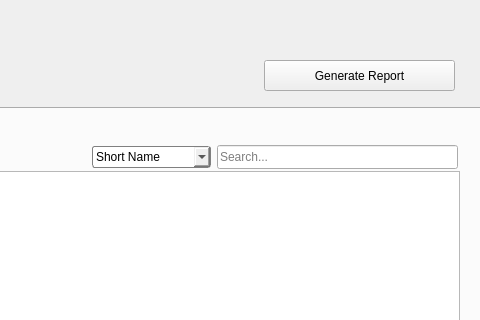
Old version of the form src/ui/windows/librarywindow.ui in the repository BRL-CAD/cadventory; both pictures show x 396 to 876 and y 0 to 320 of the 876 by 600 pixel window.
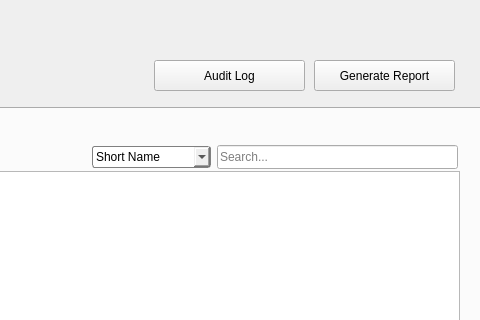
New version of the form. Icons and pictures are not drawn.

Commit message: add a way to view the audit log in the app, and a means to backup the library's .cadventory folder

```diff
--- a/src/ui/windows/librarywindow.ui
+++ b/src/ui/windows/librarywindow.ui
@@ -409,9 +409,9 @@
   <widget class="QPushButton" name="generateReportButton">
    <property name="geometry">
     <rect>
-     <x>660</x>
+     <x>710</x>
      <y>60</y>
-     <width>191</width>
+     <width>141</width>
      <height>31</height>
     </rect>
    </property>
@@ -419,6 +419,19 @@
     <string>Generate Report</string>
    </property>
   </widget>
+  <widget class="QPushButton" name="auditLogButton">
+   <property name="geometry">
+    <rect>
+     <x>550</x>
+     <y>60</y>
+     <width>151</width>
+     <height>31</height>
+    </rect>
+   </property>
+   <property name="text">
+    <string>Audit Log</string>
+   </property>
+  </widget>
   <widget class="QPushButton" name="backButton">
    <property name="geometry">
     <rect>
```
The commit also changes 10 other files.
